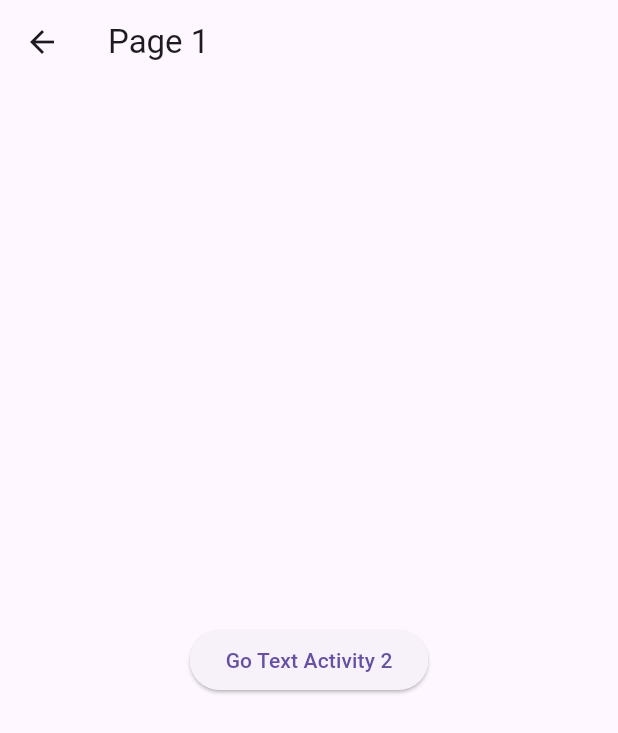
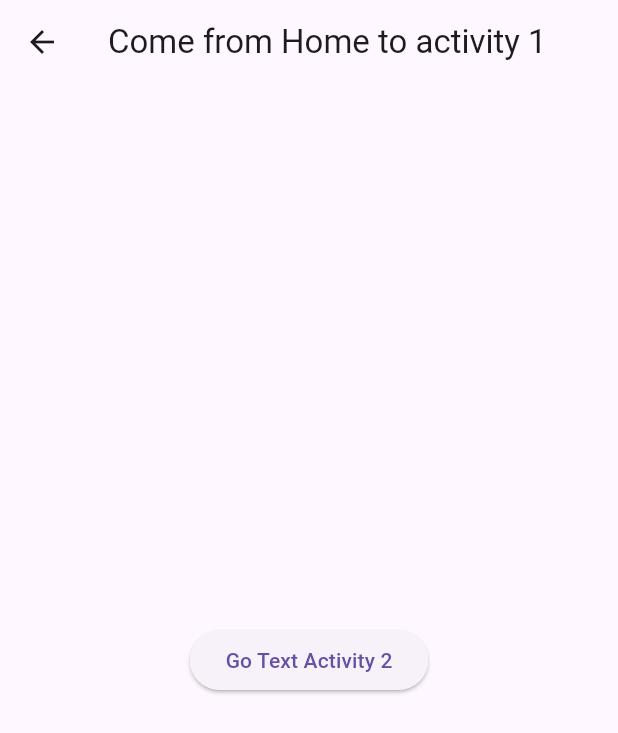
Before and after one commit to mojidul-dev-pwd/flutter-first, a Flutter app: the screen it shows after launch, after a tap on "Activity 1", on a phone screen of 412 x 824 dp. Shown: the top 733 px of the screen. Run offline on Flutter 3.47's test engine with Material 3 defaults, Android fonts, the phone set to English and light mode, and no system bars.

Commit message:
navigation-with-pass-data

```diff
--- a/lib/main.dart
+++ b/lib/main.dart
@@ -98,10 +98,10 @@ class HomeActivity extends StatelessWidget {
         mainAxisAlignment: MainAxisAlignment.start,
         children: [
           ElevatedButton(onPressed: (){
-            Navigator.push(context, MaterialPageRoute(builder: (context)=>PageActivity1()));
+            Navigator.push(context, MaterialPageRoute(builder: (context)=>PageActivity1("Come from Home to activity 1")));
           }, child: Text("Activity 1")),
           ElevatedButton(onPressed: (){
-            Navigator.push(context, MaterialPageRoute(builder: (context)=>PageActivity2()));
+            Navigator.push(context, MaterialPageRoute(builder: (context)=>PageActivity2("Come from Home to activity 2")));
           }, child: Text("Activity 2")),
         ],
       ),
@@ -376,15 +376,22 @@ class HomeActivity extends StatelessWidget {
 //}
 
 class PageActivity1 extends StatelessWidget{
+
+  String msg;
+  PageActivity1(
+    this.msg,
+    {super.key}
+  );
+
   @override
   Widget build(BuildContext context){
     return Scaffold(
       appBar: AppBar(
-        title: Text("Page 1"),
+        title: Text(msg),
       ),
       body: Center(
         child: ElevatedButton(onPressed: (){
-          Navigator.push(context, MaterialPageRoute(builder: (context)=>PageActivity2()));
+          Navigator.push(context, MaterialPageRoute(builder: (context)=>PageActivity2("from PageActivity1 to PageActivity2")));
         }, child: Text('Go Text Activity 2'),),
       ),
     );
@@ -392,15 +399,21 @@ class PageActivity1 extends StatelessWidget{
 }
 
 class PageActivity2 extends StatelessWidget{
+
+  String msg;
+  PageActivity2(
+      this.msg,
+      {super.key});
+
   @override
   Widget build(BuildContext context){
     return Scaffold(
       appBar: AppBar(
-        title: Text("Page 2"),
+        title: Text(msg),
       ),
       body: Center(
       child: ElevatedButton(onPressed: (){
-        Navigator.push(context, MaterialPageRoute(builder: (context)=>PageActivity1()));
+        Navigator.push(context, MaterialPageRoute(builder: (context)=>PageActivity1("Come from PageActivity2 to PageActivity1")));
       }, child: Text('Go Text Activity 1'),),
     ),
     );
```
